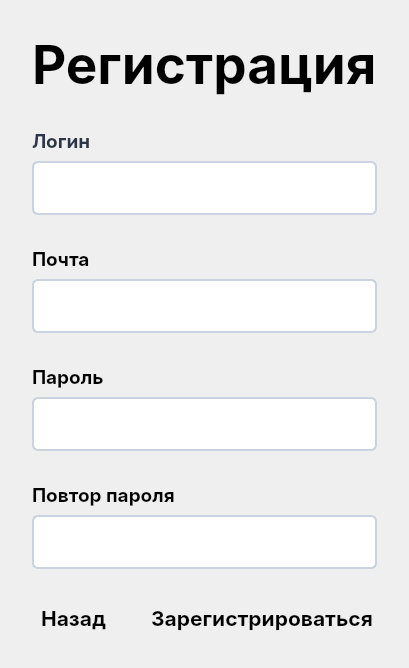
Before: the Qt Designer form client/ITSwarm/windows/reg_window/reg_window.ui in cpp-park-vk-education/2023_1_Rabotyagi, drawn with Qt 5.
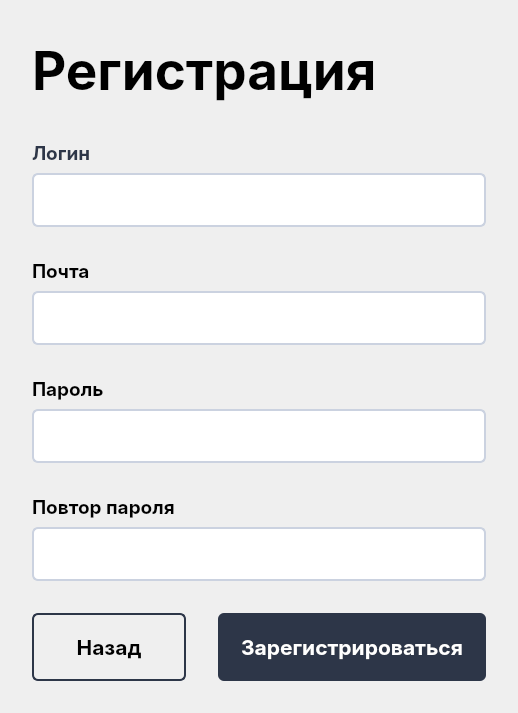
After: the same form once the commit is applied.

Diff of the .ui file:
```diff
--- a/client/ITSwarm/windows/reg_window/reg_window.ui
+++ b/client/ITSwarm/windows/reg_window/reg_window.ui
@@ -6,10 +6,16 @@
    <rect>
     <x>0</x>
     <y>0</y>
-    <width>409</width>
-    <height>644</height>
+    <width>494</width>
+    <height>713</height>
    </rect>
   </property>
+  <property name="sizePolicy">
+   <sizepolicy hsizetype="Fixed" vsizetype="Fixed">
+    <horstretch>0</horstretch>
+    <verstretch>0</verstretch>
+   </sizepolicy>
+  </property>
   <property name="windowTitle">
    <string>Регистрация</string>
   </property>
@@ -280,6 +286,22 @@
          <bold>true</bold>
         </font>
        </property>
+       <property name="styleSheet">
+        <string notr="true">QPushButton#goBackButton {
+    padding: 12px 20px;
+
+    width: 110px;
+    height: 40px;
+
+    border: 2px solid #2D3648;
+    border-radius: 6px;
+}
+
+QPushButton#goBackButton:hover {
+    color: #FFFFFF;
+    background: #2D3648;
+}</string>
+       </property>
        <property name="text">
         <string>Назад</string>
        </property>
@@ -298,6 +320,25 @@
          <bold>true</bold>
         </font>
        </property>
+       <property name="styleSheet">
+        <string notr="true">QPushButton#registerButton {
+    padding: 12px 20px;
+
+    width: 228px;
+    height: 44px;
+    color: #FFFFFF;
+
+    background: #2D3648;
+    border-radius: 6px;
+}
+
+QPushButton#registerButton:hover {
+    color: #2D3648;
+
+    border: 2px solid #2D3648;
+    background-color: transparent;
+}</string>
+       </property>
        <property name="text">
         <string>Зарегистрироваться</string>
        </property>
```
